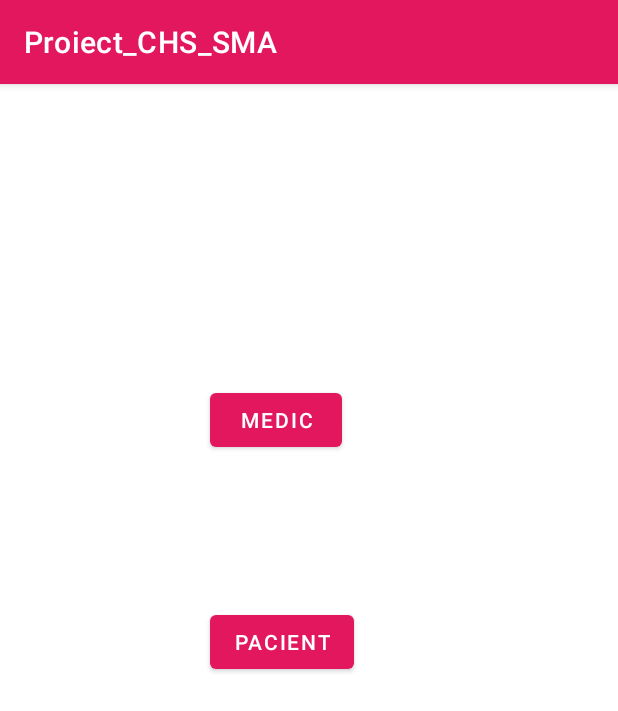
After one commit to ralucaborca/Proiect_CHS_SMA, an Android app: the Register_activity_home screen opened directly, with no data from a screen before it, on a phone screen of 412 x 824 dp. The commit adds this screen. Shown: the top 711 px of the screen. Run offline under Robolectric (Android 15) with nearby library versions, the phone set to English and light mode, and no system bars.

Commit message:
Added separate register activity for doctor and pacient!

```diff
--- a/app/src/main/java/com/example/proiect_chs_sma/Doctor_activity.java
+++ b/app/src/main/java/com/example/proiect_chs_sma/Doctor_activity.java
@@ -73,6 +73,7 @@ public class Doctor_activity extends AppCompatActivity {
             @Override
             public void onClick(View v) {
                 Intent gotolista = new Intent(Doctor_activity.this,ListaPacienti_activity.class);
+
                 startActivity(gotolista);
             }
         });
--- a/app/src/main/java/com/example/proiect_chs_sma/ListaPacienti_activity.java
+++ b/app/src/main/java/com/example/proiect_chs_sma/ListaPacienti_activity.java
@@ -103,7 +103,6 @@ public class ListaPacienti_activity extends AppCompatActivity implements Recycle
             Intent aaa =  new Intent(ListaPacienti_activity.this,FeedbackPacient_activity.class);
             Pacients pacient = pacientsArrayList.get(position);
             aaa.putExtra("pacient", pacient.getIdPacient());
-
             Log.d("myactivity", pacient.getIdPacient());
             startActivity(aaa);
             finish();
--- a/app/src/main/java/com/example/proiect_chs_sma/LogIn_activity.java
+++ b/app/src/main/java/com/example/proiect_chs_sma/LogIn_activity.java
@@ -99,7 +99,7 @@ public class LogIn_activity extends AppCompatActivity {
         gotoregister.setOnClickListener(new View.OnClickListener() {
             @Override
             public void onClick(View v) {
-                Intent gotoReg= new Intent(LogIn_activity.this,Register_activity.class);
+                Intent gotoReg= new Intent(LogIn_activity.this,Register_activity_pacient.class);
                 startActivity(gotoReg);
                 finish();
             }
--- a/app/src/main/java/com/example/proiect_chs_sma/MainActivity.java
+++ b/app/src/main/java/com/example/proiect_chs_sma/MainActivity.java
@@ -22,7 +22,7 @@ public class MainActivity extends AppCompatActivity {
         but_register.setOnClickListener(new View.OnClickListener() {
             @Override
             public void onClick(View v) {
-                Intent gotoregister = new Intent(MainActivity.this,Register_activity.class);
+                Intent gotoregister = new Intent(MainActivity.this,Register_activity_home.class);
                 startActivity(gotoregister);
 
             }
--- a/app/src/main/java/com/example/proiect_chs_sma/RecyclerVi_Config.java
+++ b/app/src/main/java/com/example/proiect_chs_sma/RecyclerVi_Config.java
@@ -32,7 +32,7 @@ public class RecyclerVi_Config extends  RecyclerView.Adapter<RecyclerVi_Config.m
             nume_medic = itemView.findViewById(R.id.valoare_nume);
             caz_puls = itemView.findViewById(R.id.valoare_caz_puls);
             sugestie = itemView.findViewById(R.id.valoare_sugestie);
-            dataora = itemView.findViewById(R.id.valoare_data_ora);
+           // dataora = itemView.findViewById(R.id.valoare_data_ora);
 
         }
     }
@@ -50,7 +50,7 @@ public class RecyclerVi_Config extends  RecyclerView.Adapter<RecyclerVi_Config.m
         holder.nume_medic.setText(lista.getNume());
         holder.caz_puls.setText(lista.getCaz());
         holder.sugestie.setText(lista.getFeedback());
-        holder.dataora.setText(lista.getDataOra());
+        //holder.dataora.setText(lista.getDataOra());
     }
 
     @Override
--- /dev/null
+++ b/app/src/main/java/com/example/proiect_chs_sma/Register_activity_home.java
@@ -0,0 +1,38 @@
+package com.example.proiect_chs_sma;
+
+import androidx.appcompat.app.AppCompatActivity;
+
+import android.content.Intent;
+import android.os.Bundle;
+import android.view.View;
+import android.widget.Button;
+
+public class Register_activity_home extends AppCompatActivity {
+    Button pacient,medic;
+
+
+    @Override
+    protected void onCreate(Bundle savedInstanceState) {
+        super.onCreate(savedInstanceState);
+        setContentView(R.layout.activity_register_home);
+
+        medic = findViewById(R.id.register_medic);
+        pacient = findViewById(R.id.register_pacient);
+
+        medic.setOnClickListener(new View.OnClickListener() {
+            @Override
+            public void onClick(View v) {
+                Intent medic_reg = new Intent(Register_activity_home.this, Register_activity_doctor.class);
+                startActivity(medic_reg);
+            }
+        });
+
+        pacient.setOnClickListener(new View.OnClickListener() {
+            @Override
+            public void onClick(View v) {
+                Intent reg = new Intent(Register_activity_home.this, Register_activity_pacient.class);
+                startActivity(reg);
+            }
+        });
+    }
+}
--- /dev/null
+++ b/app/src/main/res/layout/activity_register_home.xml
@@ -0,0 +1,32 @@
+<?xml version="1.0" encoding="utf-8"?>
+<LinearLayout xmlns:android="http://schemas.android.com/apk/res/android"
+    xmlns:app="http://schemas.android.com/apk/res-auto"
+    xmlns:tools="http://schemas.android.com/tools"
+    android:layout_width="match_parent"
+    android:layout_height="match_parent"
+    android:orientation="vertical"
+    tools:context=".Register_activity_home">
+
+    <Button
+        android:id="@+id/register_medic"
+        android:layout_width="wrap_content"
+        android:layout_height="wrap_content"
+        android:gravity="center"
+        android:layout_marginTop="200dp"
+        android:layout_marginLeft="140dp"
+        android:text="Medic"
+        tools:layout_editor_absoluteX="147dp"
+        tools:layout_editor_absoluteY="164dp" />
+    <Button
+        android:id="@+id/register_pacient"
+        android:layout_width="wrap_content"
+        android:gravity="center"
+        android:layout_height="wrap_content"
+        android:layout_marginTop="100dp"
+        android:layout_marginLeft="140dp"
+        android:text="Pacient"
+        tools:layout_editor_absoluteX="147dp"
+        tools:layout_editor_absoluteY="164dp" />
+
+
+</LinearLayout>
```
Also changed, not shown: app/src/main/AndroidManifest.xml (+7 -1 lines), app/src/main/java/com/example/proiect_chs_sma/Register_activity_doctor.java (renamed from app/src/main/java/com/example/proiect_chs_sma/Register_activity.java, +13 -26 lines), app/src/main/java/com/example/proiect_chs_sma/Register_activity_pacient.java (added, +151 -0 lines), app/src/main/res/layout/activity_register_doctor.xml (renamed from app/src/main/res/layout/activity_register.xml, +7 -9 lines), app/src/main/res/layout/activity_register_pacient.xml (added, +75 -0 lines), app/src/main/res/layout/sugestii_list.xml (+0 -27 lines).
